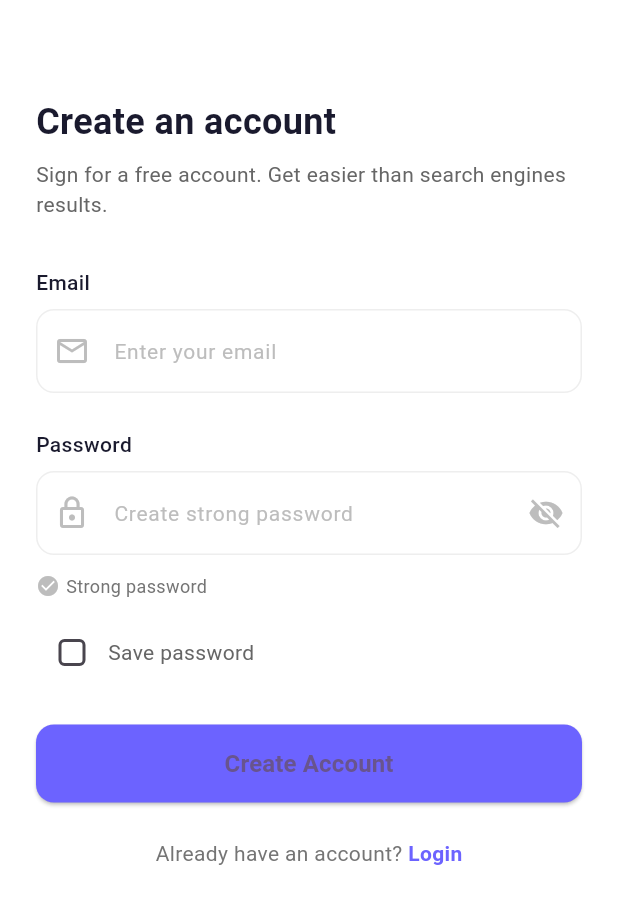
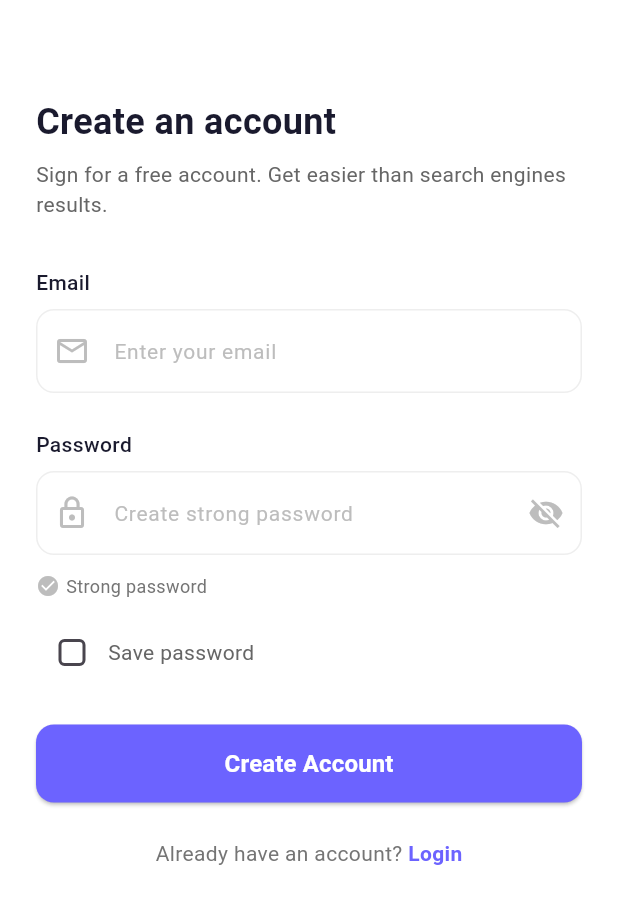
Before and after one commit to edwardpham94/amd-chat-ai, a Flutter app: the SignUpScreen screen opened by its route, after a tap on "Login", after a tap on "Create an account", on a phone screen of 412 x 824 dp. Shown: the top 904 px of the screen. Run offline on Flutter 3.47's test engine with Material 3 defaults, Android fonts, the phone set to English and light mode, and no system bars; our stand-ins replace file_picker, font_awesome_flutter, google_fonts; network calls fail.

Commit message:
feat: demo phase 1

```diff
--- a/lib/presentation/screens/authentication/login_screen_v1.dart
+++ b/lib/presentation/screens/authentication/login_screen_v1.dart
@@ -235,7 +235,11 @@ class _LoginScreenState extends State<LoginScreen> {
                 ),
                 child: const Text(
                   'Login',
-                  style: TextStyle(fontSize: 16, fontWeight: FontWeight.w600),
+                  style: TextStyle(
+                    fontSize: 16,
+                    fontWeight: FontWeight.w600,
+                    color: Colors.white,
+                  ),
                 ),
               ),
               const SizedBox(height: 16),
--- a/lib/presentation/screens/authentication/signup_screen_v1.dart
+++ b/lib/presentation/screens/authentication/signup_screen_v1.dart
@@ -205,7 +205,11 @@ class _SignUpScreenState extends State<SignUpScreen> {
                 ),
                 child: const Text(
                   'Create Account',
-                  style: TextStyle(fontSize: 16, fontWeight: FontWeight.w600),
+                  style: TextStyle(
+                    fontSize: 16,
+                    fontWeight: FontWeight.w600,
+                    color: Colors.white,
+                  ),
                 ),
               ),
               const SizedBox(height: 24),
```
